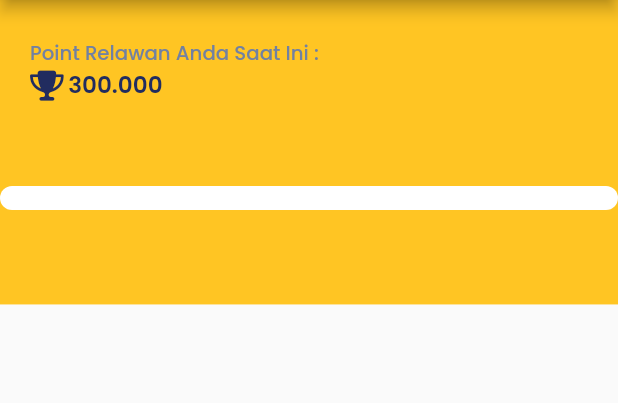
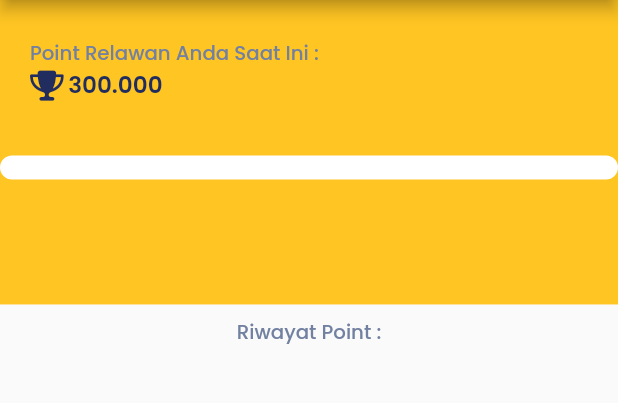
Before and after one commit to herdypad/renjaniapp, a Flutter app: the SertifikatView screen opened by its route, on a phone screen of 412 x 824 dp, the part 84-487 px from its top. Run offline on Flutter 3.47's test engine with Material 2 defaults, Android fonts, the phone set to English and light mode, and no system bars; our stand-ins replace carousel_slider, dio, dropdown_button2, flutter_screenutil, flutter_svg, flutter_widget_from_html_core and 9 more; accounts and stored records are empty; network calls fail.

Commit message:
fix menu sertifikat

```diff
--- a/lib/app/modules/sertifikat/views/sertifikat_view.dart
+++ b/lib/app/modules/sertifikat/views/sertifikat_view.dart
@@ -52,8 +52,11 @@ class SertifikatView extends GetView<SertifikatController> {
               )),
         ],
       ),
-      body: SingleChildScrollView(
-        child: Stack(
+      body: SafeArea(
+        child: SingleChildScrollView(
+          child: Column(
+            children: [
+              Stack(
                 children: [
                   Container(
                     width: double.infinity,
@@ -67,13 +70,15 @@ class SertifikatView extends GetView<SertifikatController> {
                       children: [
                         SizedBox(height: 20.h),
                         Padding(
-                    padding: EdgeInsets.symmetric(horizontal: 20, vertical: 5),
+                          padding:
+                              EdgeInsets.symmetric(horizontal: 20, vertical: 5),
                           child: Column(
                             crossAxisAlignment: CrossAxisAlignment.start,
                             children: [
                               Text(
                                 "Point Relawan Anda Saat Ini :",
-                          style: mediumText12.copyWith(color: primaryColor3),
+                                style:
+                                    mediumText12.copyWith(color: primaryColor3),
                               ),
                               Row(
                                 children: [
@@ -85,27 +90,22 @@ class SertifikatView extends GetView<SertifikatController> {
                                   SizedBox(width: 5.w),
                                   Text(
                                     "300.000",
-                              style:
-                                  semiBoldText14.copyWith(color: primaryColor1),
+                                    style: semiBoldText14.copyWith(
+                                        color: primaryColor1),
                                   ),
                                   SizedBox(width: 5.w),
-                            // Icon(
-                            //   FontAwesomeIcons.,
-                            //   size: 20.0,
-                            //   color: primaryColor1,
-                            // ),
                                 ],
                               ),
                             ],
                           ),
                         ),
-
-                  SizedBox(height: 50.h),
+                        SizedBox(height: 30.h),
                         //box white
                         Container(
                           width: Get.width,
                           decoration: BoxDecoration(
-                        color: kWhite, borderRadius: BorderRadius.circular(27)),
+                              color: kWhite,
+                              borderRadius: BorderRadius.circular(27)),
                           child: Padding(
                               padding: const EdgeInsets.all(8.0),
                               child: Column(
@@ -117,6 +117,21 @@ class SertifikatView extends GetView<SertifikatController> {
                   ),
                 ],
               ),
+              Container(
+                padding: EdgeInsets.all(8),
+                child: Column(
+                  mainAxisAlignment: MainAxisAlignment.start,
+                  children: [
+                    Text(
+                      "Riwayat Point :",
+                      style: mediumText12.copyWith(color: primaryColor3),
+                    ),
+                  ],
+                ),
+              ),
+            ],
+          ),
+        ),
       ),
     );
   }
--- a/lib/services/app_cycle_service.dart
+++ b/lib/services/app_cycle_service.dart
@@ -68,8 +68,7 @@ class AppCycleService {
       // * CHECK TOKEN
       final token = await AppStorage.read(key: CACHE_ACCESS_TOKEN);
       if (token.isEmpty) {
-
-        await UserInfoController().getDataUser();
+        // await UserInfoController().getDataUser();
         await Get.offNamed(Routes.LOGIN);
 
         return;
```
Lines whose indentation alone changed are shown as unchanged.
